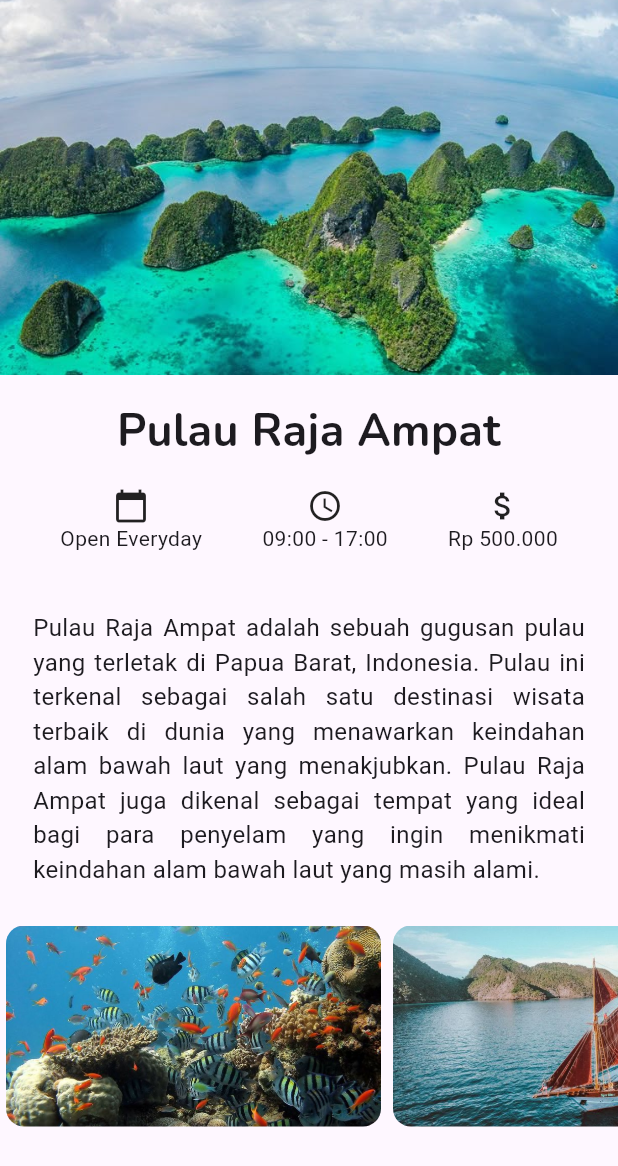
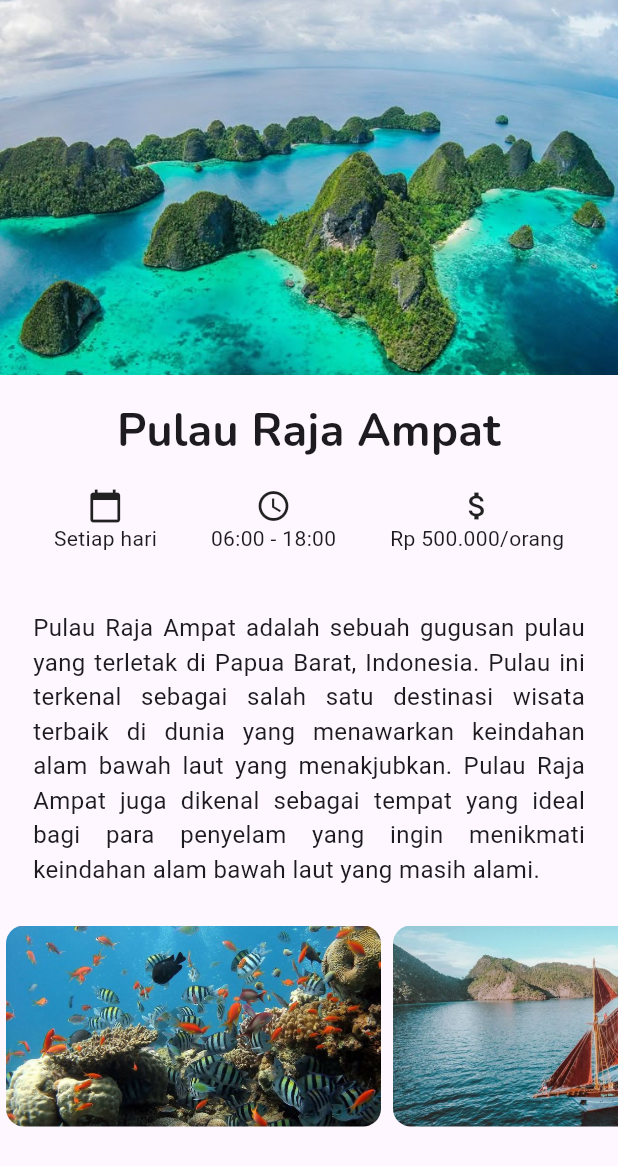
Before and after one commit to nafisaa11/aplikasi_wisata, a Flutter app: the screen it shows after launch, after a tap on "Pulau Raja Ampat", on a phone screen of 412 x 824 dp. Shown: the top 1166 px of the screen. Run offline on Flutter 3.47's test engine with Material 3 defaults, Android fonts, the phone set to English and light mode, and no system bars.

Commit message:
menambahkan data hari, jam, dan tiket dan menampilkan data agar tidak statis

```diff
--- a/lib/detail_screen.dart
+++ b/lib/detail_screen.dart
@@ -42,21 +42,21 @@ class DetailScreen extends StatelessWidget {
                   mainAxisAlignment: MainAxisAlignment.spaceEvenly,
                   children: <Widget>[
                     Column(
-                      children: const <Widget>[
-                        Icon(Icons.calendar_today),
-                        Text('Open Everyday'),
+                      children: <Widget>[
+                        const Icon(Icons.calendar_today),
+                        Text(place.openDays),
                       ],
                     ),
                     Column(
-                      children: const <Widget>[
-                        Icon(Icons.access_time),
-                        Text('09:00 - 17:00'),
+                      children: <Widget>[
+                        const Icon(Icons.access_time),
+                        Text(place.openHours),
                       ],
                     ),
                     Column(
-                      children: const <Widget>[
-                        Icon(Icons.attach_money),
-                        Text('Rp 500.000'),
+                      children: <Widget>[
+                        const Icon(Icons.attach_money),
+                        Text(place.ticketPrice),
                       ],
                     ),
                   ],
--- a/lib/model/tourism_place.dart
+++ b/lib/model/tourism_place.dart
@@ -4,6 +4,9 @@ class TourismPlace {
   String imageAsset;
   String description;
   List<String> imageUrls;
+  String openDays;
+  String openHours;
+  String ticketPrice;
 
   TourismPlace({
     required this.name,
@@ -11,6 +14,9 @@ class TourismPlace {
     required this.imageAsset,
     required this.description,
     required this.imageUrls,
+    required this.openDays,
+    required this.openHours,
+    required this.ticketPrice,
   });
 }
 
@@ -26,6 +32,9 @@ var TourismPlaceList = [
       'assets/images/diving.jpg',
       'assets/images/air_terjun.jpg',
     ],
+    openDays: 'Setiap hari',
+    openHours: '06:00 - 18:00',
+    ticketPrice: 'Rp 500.000/orang',
   ),
   TourismPlace(
     name: 'Candi Borobudur',
@@ -37,6 +46,9 @@ var TourismPlaceList = [
       'assets/images/borobudur2.jpg',
       'assets/images/borobudur3.jpg',
     ],
+    openDays: 'Senin - Minggu',
+    openHours: '07:00 - 17:00',
+    ticketPrice: 'Rp 50.000/orang',
   ),
   TourismPlace(
     name: 'Gunung Bromo',
@@ -48,6 +60,9 @@ var TourismPlaceList = [
       'assets/images/bromo2.jpg',
       'assets/images/bromo3.jpg',
     ],
+    openDays: 'Setiap hari',
+    openHours: '24 jam',
+    ticketPrice: 'Rp 220.000/orang',
   ),
   TourismPlace(
     name: 'Danau Toba',
@@ -59,6 +74,9 @@ var TourismPlaceList = [
       'assets/images/danau_toba2.jpg',
       'assets/images/danau_toba3.jpg',
     ],
+    openDays: 'Setiap hari',
+    openHours: '06:00 - 18:00',
+    ticketPrice: 'Gratis',
   ),
   TourismPlace(
     name: 'Pulau Komodo',
@@ -69,6 +87,9 @@ var TourismPlaceList = [
       'assets/images/komodo1.jpg',
       'assets/images/komodo2.jpg',
     ],
+    openDays: 'Senin - Minggu',
+    openHours: '07:00 - 17:00',
+    ticketPrice: 'Rp 150.000/orang',
   ),
   TourismPlace(
     name: 'Gili Trawangan',
@@ -80,6 +101,9 @@ var TourismPlaceList = [
       'assets/images/lombok2.jpg',
       'assets/images/lombok3.jpg',
     ],
+    openDays: 'Setiap hari',
+    openHours: '24 jam',
+    ticketPrice: 'Gratis',
   ),
   TourismPlace(
     name: 'Tugu Monas',
@@ -90,6 +114,9 @@ var TourismPlaceList = [
       'assets/images/monas1.jpg',
       'assets/images/monas2.jpg',
     ],
+    openDays: 'Selasa - Minggu',
+    openHours: '08:00 - 22:00',
+    ticketPrice: 'Rp 20.000/orang',
   ),
   TourismPlace(
     name: 'Tanah Lot',
@@ -100,5 +127,8 @@ var TourismPlaceList = [
       'assets/images/tanah_lot1.jpg',
       'assets/images/tanah_lot2.jpg',
     ],
+    openDays: 'Senin - Minggu',
+    openHours: '06:00 - 19:00',
+    ticketPrice: 'Rp 60.000/orang',
   ),
 ];
```
